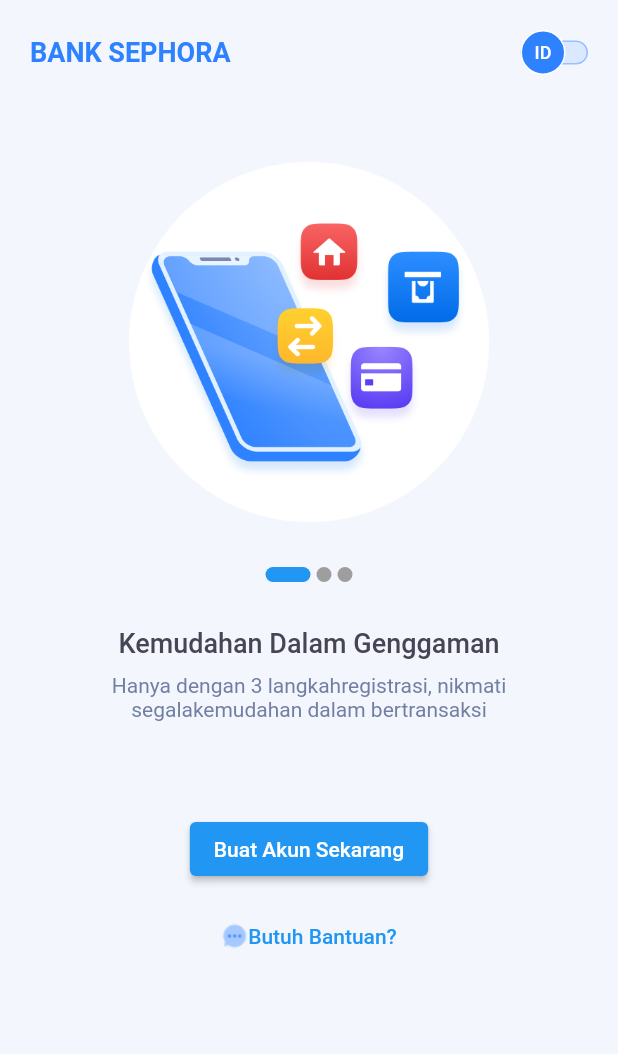
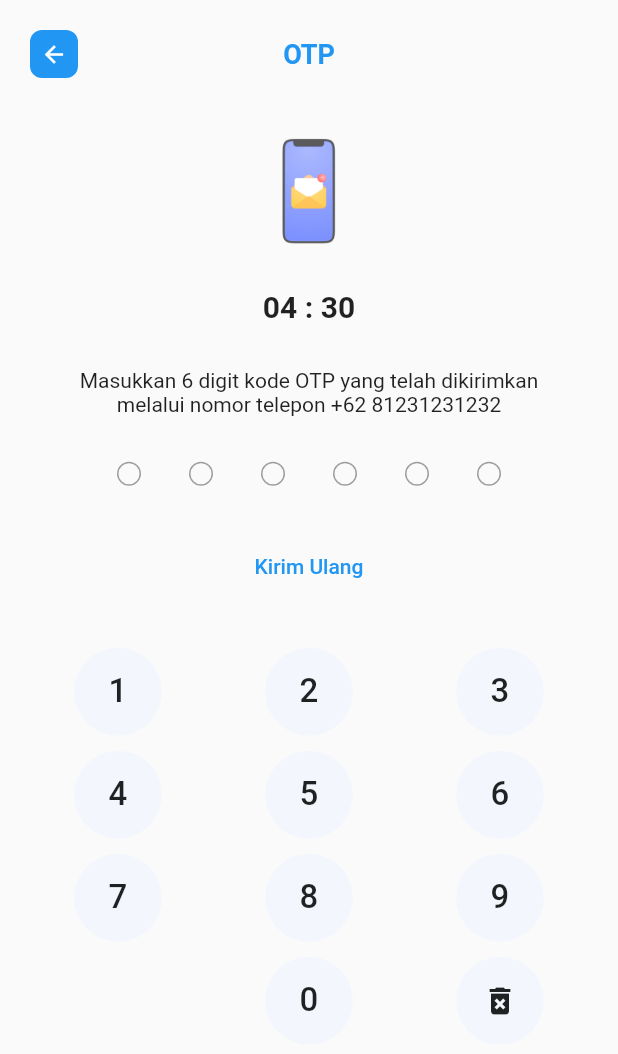
Before and after one commit to wandx/sephora, a Flutter app: the screen it shows after launch, on a phone screen of 412 x 824 dp. Shown: the top 1054 px of the screen. Run offline on Flutter 3.47's test engine with Material 2 defaults, Android fonts, the phone set to English and light mode, and no system bars.

Commit message:
add otp screen

```diff
--- a/lib/main.dart
+++ b/lib/main.dart
@@ -1,5 +1,6 @@
 import 'package:flutter/material.dart';
 import 'package:sephore/on_boarding/on_boarding.dart';
+import 'package:sephore/register/register.dart';
 
 void main() {
   runApp(const MyApp());
@@ -26,7 +27,7 @@ class MyApp extends StatelessWidget {
         // is not restarted.
         primarySwatch: Colors.blue,
       ),
-      home: const OnBoardingScreen(),
+      home: const OtpScreen(),
     );
   }
 }
--- /dev/null
+++ b/lib/register/register.dart
@@ -0,0 +1 @@
+export 'screens/otp_screen.dart';
--- /dev/null
+++ b/lib/register/screens/otp_screen.dart
@@ -0,0 +1,98 @@
+import 'package:flutter/material.dart';
+import 'package:sephore/register/widgets/otp_digit_container.dart';
+import 'package:sephore/register/widgets/otp_keyboard.dart';
+
+class OtpScreen extends StatefulWidget {
+  const OtpScreen({Key? key}) : super(key: key);
+
+  @override
+  State<OtpScreen> createState() => _OtpScreenState();
+}
+
+class _OtpScreenState extends State<OtpScreen> {
+  @override
+  Widget build(BuildContext context) {
+    return SafeArea(
+      child: Scaffold(
+        body: Padding(
+          padding: const EdgeInsets.all(20.0),
+          child: Column(
+            children: [
+              Stack(
+                children: [
+                  Align(
+                    alignment: Alignment.centerLeft,
+                    child: Container(
+                      width: 32,
+                      height: 32,
+                      decoration: BoxDecoration(
+                        color: Colors.blue,
+                        borderRadius: BorderRadius.circular(8),
+                      ),
+                      child: Icon(
+                        Icons.arrow_back,
+                        size: 18,
+                        color: Colors.white,
+                      ),
+                    ),
+                  ),
+                  Align(
+                    alignment: Alignment.center,
+                    child: Container(
+                      height: 32,
+                      alignment: Alignment.center,
+                      child: Text(
+                        'OTP',
+                        textAlign: TextAlign.center,
+                        style: TextStyle(
+                          fontSize: 18,
+                          fontWeight: FontWeight.w600,
+                          color: Colors.blue,
+                        ),
+                      ),
+                    ),
+                  ),
+                ],
+              ),
+              SizedBox(height: 40),
+              Image.asset(
+                'assets/mobile.png',
+                width: 70,
+              ),
+              SizedBox(height: 30),
+              Text(
+                '04 : 30',
+                style: TextStyle(
+                  fontSize: 20,
+                  fontWeight: FontWeight.w600,
+                ),
+              ),
+              SizedBox(height: 30),
+              Padding(
+                padding: const EdgeInsets.symmetric(horizontal: 15),
+                child: Text(
+                  'Masukkan 6 digit kode'
+                  ' OTP yang telah dikirimkan'
+                  ' melalui nomor telepon'
+                  ' +62 81231231232',
+                  style: TextStyle(
+                    fontSize: 14,
+                    fontWeight: FontWeight.w400,
+
+                  ),
+                  textAlign: TextAlign.center,
+                ),
+              ),
+              SizedBox(height: 30),
+              OtpDigitContainer(),
+              SizedBox(height: 30),
+              TextButton(onPressed: (){}, child: Text('Kirim Ulang'),),
+              SizedBox(height: 30),
+              Expanded(child: OtpKeyboard()),
+            ],
+          ),
+        ),
+      ),
+    );
+  }
+}
--- /dev/null
+++ b/lib/register/widgets/otp_digit_container.dart
@@ -0,0 +1,54 @@
+import 'package:flutter/material.dart';
+
+class OtpDigitContainer extends StatelessWidget {
+  const OtpDigitContainer({Key? key}) : super(key: key);
+
+  @override
+  Widget build(BuildContext context) {
+    return Row(
+      mainAxisAlignment: MainAxisAlignment.center,
+      children: [
+        OtpDigitItem(active: false),
+        OtpDigitItem(active: false),
+        OtpDigitItem(active: false),
+        OtpDigitItem(active: false),
+        OtpDigitItem(active: false),
+        OtpDigitItem(active: false),
+      ],
+    );
+  }
+}
+
+class OtpDigitItem extends StatelessWidget {
+  const OtpDigitItem({
+    Key? key,
+    this.active = false,
+  }) : super(key: key);
+
+  final bool active;
+
+  @override
+  Widget build(BuildContext context) {
+    if(active){
+      return Container(
+        width: 16,
+        height: 16,
+        margin: EdgeInsets.symmetric(horizontal: 16),
+        decoration: BoxDecoration(
+          shape: BoxShape.circle,
+          border: Border.all(color: Color(0xFFDAE9FF)),
+          color: Color(0xFF2F82FF),
+        ),
+      );
+    }
+    return Container(
+      width: 16,
+      height: 16,
+      margin: EdgeInsets.symmetric(horizontal: 16),
+      decoration: BoxDecoration(
+        shape: BoxShape.circle,
+        border: Border.all(color: Colors.grey),
+      ),
+    );
+  }
+}
--- /dev/null
+++ b/lib/register/widgets/otp_keyboard.dart
@@ -0,0 +1,84 @@
+import 'package:flutter/material.dart';
+
+class OtpKeyboard extends StatefulWidget {
+  const OtpKeyboard({Key? key}) : super(key: key);
+
+  @override
+  State<OtpKeyboard> createState() => _OtpKeyboardState();
+}
+
+class _OtpKeyboardState extends State<OtpKeyboard> {
+  @override
+  Widget build(BuildContext context) {
+    return GridView(
+      physics: NeverScrollableScrollPhysics(),
+      shrinkWrap: true,
+      gridDelegate: SliverGridDelegateWithFixedCrossAxisCount(
+        crossAxisCount: 3,
+        mainAxisSpacing: 10,
+        crossAxisSpacing: 10,
+        childAspectRatio: 2 / 1,
+      ),
+      children: [
+        OtpKeyboardItem(text: '1'),
+        OtpKeyboardItem(text: '2'),
+        OtpKeyboardItem(text: '3'),
+        OtpKeyboardItem(text: '4'),
+        OtpKeyboardItem(text: '5'),
+        OtpKeyboardItem(text: '6'),
+        OtpKeyboardItem(text: '7'),
+        OtpKeyboardItem(text: '8'),
+        OtpKeyboardItem(text: '9'),
+        SizedBox(),
+        OtpKeyboardItem(text: '0'),
+        OtpKeyboardItem(text: '12',icon: Icon(Icons.delete_forever),),
+      ],
+    );
+  }
+}
+
+class OtpKeyboardItem extends StatelessWidget {
+  const OtpKeyboardItem({
+    Key? key,
+    required this.text,
+    this.icon,
+  }) : super(key: key);
+
+  final String text;
+  final Widget? icon;
+
+  @override
+  Widget build(BuildContext context) {
+    return Align(
+      alignment: Alignment.center,
+      child: InkWell(
+        radius: 60,
+        onTap: (){},
+        child: Container(
+          width: 60,
+          height: 60,
+          decoration: BoxDecoration(
+            color: Color(0xFFF3F7FD),
+            shape: BoxShape.circle,
+          ),
+          alignment: Alignment.center,
+          child: Builder(
+            builder: (context){
+              if(icon != null){
+                return icon!;
+              }
+              return Text(
+                text,
+                style: TextStyle(
+                  fontSize: 22,
+                  fontWeight: FontWeight.w500,
+                ),
+                textAlign: TextAlign.center,
+              );
+            },
+          ),
+        ),
+      ),
+    );
+  }
+}
```
Also changed, not shown: assets/mobile.png (added).
